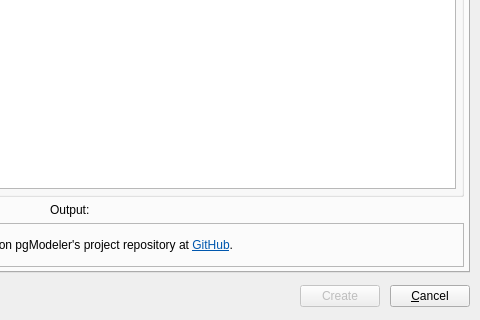
Before: the Qt Designer form libs/libgui/ui/tools/bugreportform.ui in pgmodeler/pgmodeler, drawn with Qt 5; both pictures show x 340 to 820 and y 493 to 813 of the 820 by 813 pixel window.
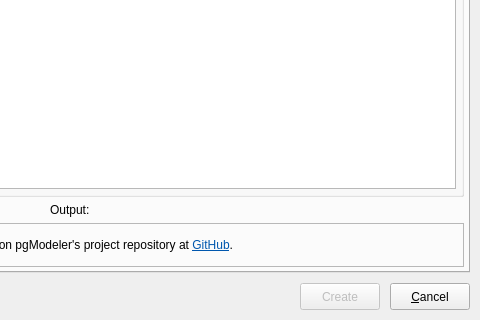
After: the same form once the commit is applied. Icons and pictures are not drawn.

Diff of the .ui file:
```diff
--- a/libs/libgui/ui/tools/bugreportform.ui
+++ b/libs/libgui/ui/tools/bugreportform.ui
@@ -141,7 +141,7 @@
         <bool>false</bool>
        </property>
        <property name="sizePolicy">
-        <sizepolicy hsizetype="Preferred" vsizetype="Fixed">
+        <sizepolicy hsizetype="Preferred" vsizetype="Preferred">
          <horstretch>0</horstretch>
          <verstretch>0</verstretch>
         </sizepolicy>
@@ -173,7 +173,7 @@
      <item>
       <widget class="QPushButton" name="cancel_btn">
        <property name="sizePolicy">
-        <sizepolicy hsizetype="Preferred" vsizetype="Fixed">
+        <sizepolicy hsizetype="Preferred" vsizetype="Preferred">
          <horstretch>0</horstretch>
          <verstretch>0</verstretch>
         </sizepolicy>
```
Left out of the diff: 4 changed lines with no effect on the pictures.
